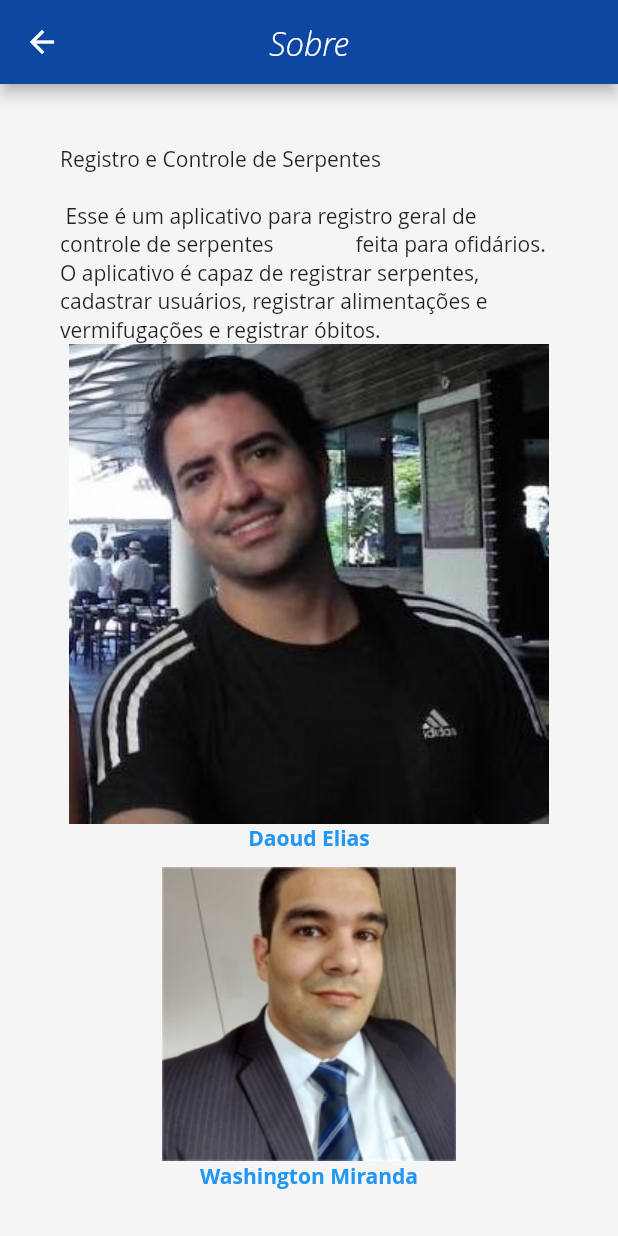
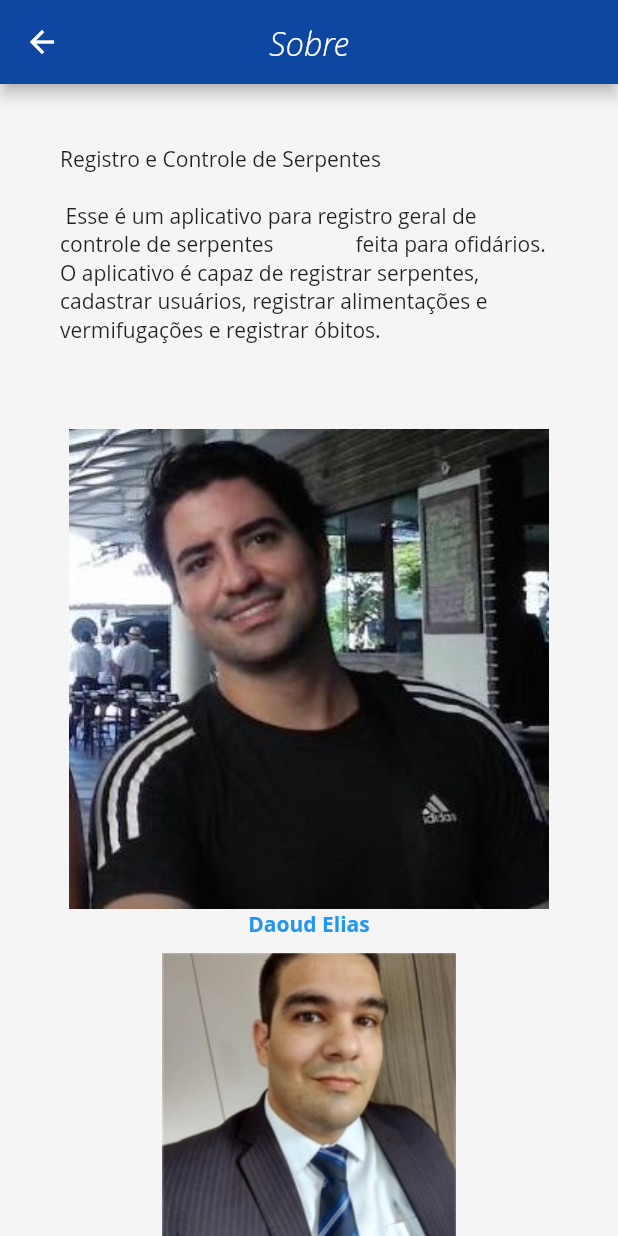
Before and after one commit to dhefilho/PDM, a Flutter app: the SobrePage screen opened directly, on a phone screen of 412 x 824 dp. Run offline on Flutter 3.47's test engine with Material 2 defaults, Android fonts, the light colour scheme and no system bars; our stand-ins replace flutter_svg, image_picker; missing offline and left inert: flutter_barcode_scanner, qr_utils; Roboto replaces fonts that are missing (Open Sans).

Commit message:
ajuste aspceto codigo pg sobre

```diff
--- a/lib/view/screens/sobre_page.dart
+++ b/lib/view/screens/sobre_page.dart
@@ -1,3 +1,5 @@
+
+import 'dart:collection';
 
 import 'package:flutter/cupertino.dart';
 import 'package:flutter/material.dart';
@@ -25,9 +27,13 @@ class _SobrePage extends State<SobrePage> {
           backgroundColor: Theme.of(context).backgroundColor,
             body: SingleChildScrollView(
               child: Container(
+                width: double.infinity,
+
+
                 padding: EdgeInsets.all(40),
                 child: Column(children: [
-              Text("Registro e Controle de Serpentes \n\n Esse é um aplicativo para registro geral de controle de serpentes               feita para ofidários. O aplicativo é capaz de registrar serpentes,               cadastrar usuários, registrar alimentações e vermifugações e registrar óbitos."),
+
+                Text("Registro e Controle de Serpentes \n\n Esse é um aplicativo para registro geral de controle de serpentes               feita para ofidários. O aplicativo é capaz de registrar serpentes,               cadastrar usuários, registrar alimentações e vermifugações e registrar óbitos.\n\n\n"),
                 Image.asset('imagens/daoud.jpg'),
                 Text("Daoud Elias",
                 style: TextStyle(color:Colors.blue, fontWeight: FontWeight.bold
```
Lines whose indentation alone changed are shown as unchanged.
